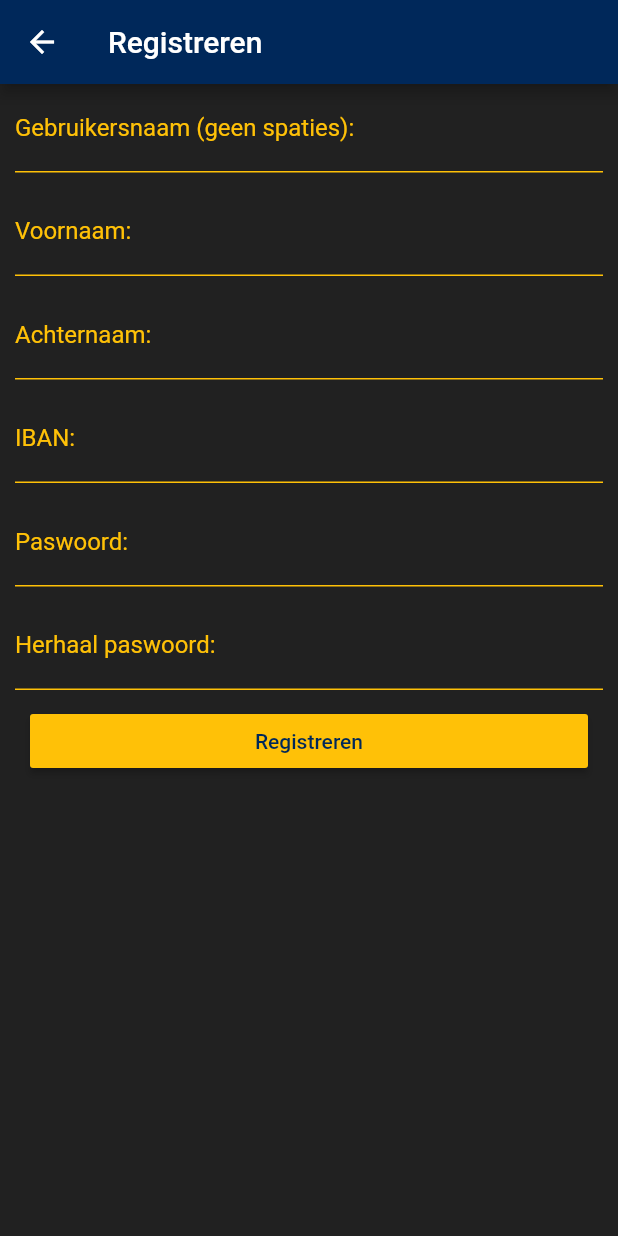
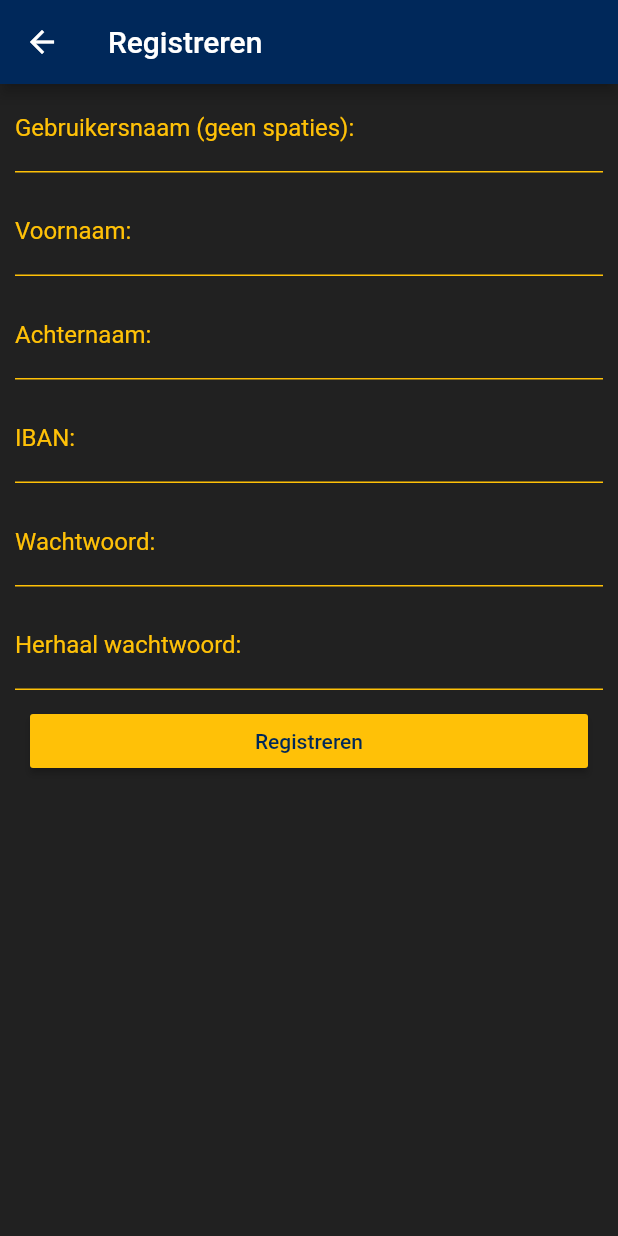
Before and after one commit to arnevandoorslaer/ucll-mobile-1920, a Flutter app: the LoginScreen screen opened by its route, after a tap on "Inloggen", after a tap on "Registreren", on a phone screen of 412 x 824 dp. Run offline on Flutter 3.47's test engine with Material 2 defaults, Android fonts, the phone set to English and light mode, and no system bars; our stand-ins replace flutter_datetime_picker, flutter_spinkit, google_maps_flutter; missing offline and left inert: geocoder, location_permissions, multiselect_formfield; network calls fail.

Commit message:
minor changes to registration & login

```diff
--- a/FirstFlutter/first_flutter/lib/classes/http_service.dart
+++ b/FirstFlutter/first_flutter/lib/classes/http_service.dart
@@ -98,8 +98,8 @@ class HttpService {
       throw "Can't get nickname of user with id $userId";
     }
   }
-  static Future<bool> register(String username, String firstname, String lastname,
-      String IBAN, String password) async {
+
+  static Future<bool> register(String username, String firstname, String lastname, String IBAN, String password) async {
     var hashed = sha512.convert(utf8.encode(password));
     var bodyy = "{\"username\" : \"$username\", \"firstname\" : \"$firstname\", "
         "\"lastname\" : \"$lastname\", \"iban\" : \"$IBAN\",  \"password\" : \"$hashed\" }";
@@ -111,10 +111,10 @@ class HttpService {
       throw Exception("Failed to register user");
     }
   }
+
   static Future<bool> login(String username, String password) async {
     var hashed = sha512.convert(utf8.encode(password));
     var bodyy = "{\"username\" : \"$username\", \"password\" : \"$hashed\"}";
-    print("$hashed");
     Response res = await post(
         "http://www.arnevandoorslaer.ga:8086/user/login", body: bodyy);
 
--- a/FirstFlutter/first_flutter/lib/classes/user.dart
+++ b/FirstFlutter/first_flutter/lib/classes/user.dart
@@ -12,6 +12,10 @@ class User{
         return this.id;
     }
 
+    String getUserName(){
+        return this.userName;
+    }
+
     factory User.fromJson(Map<String, dynamic> json) {
         return User(
             id: json['id'] as int,
--- a/FirstFlutter/first_flutter/lib/pages/home.dart
+++ b/FirstFlutter/first_flutter/lib/pages/home.dart
@@ -1,4 +1,3 @@
-
 import 'package:flutter/material.dart';
 import "../classes/user.dart";
 import "../classes/event.dart";
--- a/FirstFlutter/first_flutter/lib/pages/loginScreen.dart
+++ b/FirstFlutter/first_flutter/lib/pages/loginScreen.dart
@@ -8,10 +8,17 @@ class LoginScreen extends StatefulWidget {
 }
 
 class _LoginScreenState extends State<LoginScreen> {
+
+  @override
+  void initState() {
+    super.initState();
+  }
+
   final _formKey = GlobalKey<FormState>();
   final _scaffoldKey = GlobalKey<ScaffoldState>();
-  String username = "kk";
-  String password = "kk";
+
+  final usernameController = TextEditingController();
+  final passwordController = TextEditingController();
 
   @override
   Widget build(BuildContext context) {
@@ -21,16 +28,18 @@ class _LoginScreenState extends State<LoginScreen> {
         appBar: CustomAppBarWidget(text: "Login",),
         body:ListView(
           children: <Widget>[
+
             Form(
               key: _formKey,
               child: Column(
                 crossAxisAlignment: CrossAxisAlignment.stretch,
                 children: <Widget>[
-                  Padding(
+
+                  Padding( // USERNAME------------------------------------------
                     padding: const EdgeInsets.fromLTRB(10,0,10,10),
                     child: TextFormField(
-                      onChanged: (String value) {username = value;},
-                      maxLines: null,
+                      controller: usernameController,
+                      maxLines: 1,
                       style: TextStyle(
                         color: Colors.white,
                       ),
@@ -55,12 +64,12 @@ class _LoginScreenState extends State<LoginScreen> {
                     ),
                   ),
 
-                  Padding(
+                  Padding( // PASSWORD------------------------------------------
                     padding: const EdgeInsets.fromLTRB(10,0,10,10),
                     child: TextFormField(
-                      onChanged: (String value) {password = value;},
+                      controller: passwordController,
                       obscureText: true,
-                      maxLines: null,
+                      maxLines: 1,
                       style: TextStyle(
                         color: Colors.white,
                       ),
@@ -85,19 +94,20 @@ class _LoginScreenState extends State<LoginScreen> {
                     ),
                   ),
 
-                  Padding(
+                  Padding( // LOGIN BUTTON--------------------------------------
                     padding: const EdgeInsets.fromLTRB(20, 0, 20, 5),
                     child: RaisedButton(
                         onPressed: () {
                             if (_formKey.currentState.validate()) {
-                              HttpService.login(username, password).then((val){
-                                _scaffoldKey.currentState.
-                                showSnackBar(
-                                    SnackBar(content: Text('Ingelogd makker')));
-                              })
-                              .catchError((err){
-                                _scaffoldKey.currentState
-                                    .showSnackBar(SnackBar(content: Text('$err')));
+                              _formKey.currentState.save();
+
+                              _scaffoldKey.currentState.showSnackBar(SnackBar(content: Text('Bezig met inloggen...')));
+
+                              HttpService.login(usernameController.text, passwordController.text)
+                                  .then((bool result) =>
+
+                                  Navigator.pushNamed(context, '/'))
+                                  .catchError((err){_scaffoldKey.currentState.showSnackBar(SnackBar(content: Text('Fout bij inloggen')));
                               });
                             }
                         },
@@ -125,7 +135,7 @@ class _LoginScreenState extends State<LoginScreen> {
                     endIndent: 30,
                   ),
 
-                  Padding(
+                  Padding( // REGISTER BUTTON-----------------------------------
                     padding: const EdgeInsets.fromLTRB(20, 0, 20, 5),
                     child: RaisedButton(
                         onPressed: () {
--- a/FirstFlutter/first_flutter/lib/widgets/registerForm.dart
+++ b/FirstFlutter/first_flutter/lib/widgets/registerForm.dart
@@ -7,23 +7,47 @@ class RegisterForm extends StatefulWidget {
 }
 
 class _RegisterFormState extends State<RegisterForm> {
+  String password, password2;
+
+  @override
+  void initState() {
+    super.initState();
+  }
+
   final _formKey = GlobalKey<FormState>();
-  String username, firstname, lastname, IBAN, password, password2;
+
+  final usernameController = TextEditingController();
+  final firstNameController = TextEditingController();
+  final lastNameController = TextEditingController();
+  final ibanController = TextEditingController();
+  final passwordController = TextEditingController();
+
+  @override
+  void dispose() {
+    usernameController.dispose();
+    firstNameController.dispose();
+    lastNameController.dispose();
+    ibanController.dispose();
+    passwordController.dispose();
+    super.dispose();
+  }
 
   @override
   Widget build(BuildContext context) {
     return ListView(
       children: <Widget>[
+
         Form(
           key: _formKey,
           child: Column(
             crossAxisAlignment: CrossAxisAlignment.stretch,
             children: <Widget>[
-              Padding(
+
+              Padding( // USERNAME----------------------------------------------
                 padding: const EdgeInsets.fromLTRB(10,0,10,10),
                 child: TextFormField(
-                  onChanged: (String value) {username = value;},
-                  maxLines: null,
+                  controller: usernameController,
+                  maxLines: 1,
                   style: TextStyle(
                     color: Colors.white,
                   ),
@@ -32,7 +56,7 @@ class _RegisterFormState extends State<RegisterForm> {
                       return "Dit veld mag niet leeg zijn!";
                     }
                     if(value.contains(" ")){
-                      return "Geen spaties bitch!";
+                      return "Gebruikersnaam mag geen spaties bevatten!";
                     }
                     return null;
                   },
@@ -51,11 +75,11 @@ class _RegisterFormState extends State<RegisterForm> {
                 ),
               ),
 
-              Padding(
+              Padding( // FIRST NAME--------------------------------------------
                 padding: const EdgeInsets.fromLTRB(10,0,10,10),
                 child: TextFormField(
-                  onChanged: (String value) {firstname = value;},
-                  maxLines: null,
+                  controller: firstNameController,
+                  maxLines: 1,
                   style: TextStyle(
                     color: Colors.white,
                   ),
@@ -80,11 +104,11 @@ class _RegisterFormState extends State<RegisterForm> {
                 ),
               ),
 
-              Padding(
+              Padding( // LAST NAME---------------------------------------------
                 padding: const EdgeInsets.fromLTRB(10,0,10,10),
                 child: TextFormField(
-                  onChanged: (String value) {lastname = value;},
-                  maxLines: null,
+                  controller: lastNameController,
+                  maxLines: 1,
                   style: TextStyle(
                     color: Colors.white,
                   ),
@@ -109,11 +133,11 @@ class _RegisterFormState extends State<RegisterForm> {
                 ),
               ),
 
-              Padding(
+              Padding( // IBAN--------------------------------------------------
                 padding: const EdgeInsets.fromLTRB(10,0,10,10),
                 child: TextFormField(
-                  onChanged: (String value) {IBAN = value;},
-                  maxLines: null,
+                  controller: ibanController,
+                  maxLines: 1,
                   style: TextStyle(
                     color: Colors.white,
                   ),
@@ -138,12 +162,13 @@ class _RegisterFormState extends State<RegisterForm> {
                 ),
               ),
 
-              Padding(
+              Padding( // PASSWORD----------------------------------------------
                 padding: const EdgeInsets.fromLTRB(10,0,10,10),
                 child: TextFormField(
+                  controller: passwordController,
                   onChanged: (String value) {password = value;},
                   obscureText: true,
-                  maxLines: null,
+                  maxLines: 1,
                   style: TextStyle(
                     color: Colors.white,
                   ),
@@ -154,7 +179,7 @@ class _RegisterFormState extends State<RegisterForm> {
                     return null;
                   },
                   decoration: InputDecoration(
-                    labelText: 'Paswoord: ',
+                    labelText: 'Wachtwoord: ',
                     labelStyle: TextStyle(
                       color: Colors.amber,
                     ),
@@ -168,12 +193,12 @@ class _RegisterFormState extends State<RegisterForm> {
                 ),
               ),
 
-              Padding(
+              Padding( // PASSWORD REPEAT---------------------------------------
                 padding: const EdgeInsets.fromLTRB(10,0,10,10),
                 child: TextFormField(
                   onChanged: (String value) {password2 = value;},
                   obscureText: true,
-                  maxLines: null,
+                  maxLines: 1,
                   style: TextStyle(
                     color: Colors.white,
                   ),
@@ -182,12 +207,12 @@ class _RegisterFormState extends State<RegisterForm> {
                       return "Dit veld mag niet leeg zijn!";
                     }
                     if(value != password){
-                      return "Wachtwoorden komen niet overeen";
+                      return "Wachtwoorden komen niet overeen!";
                     }
                     return null;
                   },
                   decoration: InputDecoration(
-                    labelText: 'Herhaal paswoord: ',
+                    labelText: 'Herhaal wachtwoord: ',
                     labelStyle: TextStyle(
                       color: Colors.amber,
                     ),
@@ -201,13 +226,17 @@ class _RegisterFormState extends State<RegisterForm> {
                 ),
               ),
 
-              Padding(
+              Padding( // REGISTER BUTTON---------------------------------------
                 padding: const EdgeInsets.fromLTRB(20, 0, 20, 5),
                 child: RaisedButton(
                     onPressed: () {
                       if(_formKey.currentState.validate()){
-                        HttpService.register(username, firstname, lastname, IBAN, password)
-                            .then((val) {
+                        _formKey.currentState.save();
+
+                        Scaffold.of(context).showSnackBar(SnackBar(content: Text('Bezig met registreren...')));
+
+                        HttpService.register(usernameController.text, firstNameController.text, lastNameController.text, ibanController.text, passwordController.text)
+                            .then((bool value) {
                           Navigator.pop(context);
                         });
                       }
@@ -221,11 +250,11 @@ class _RegisterFormState extends State<RegisterForm> {
                 ),
               ),
 
-
             ],
           ),
         )
       ],
+
     );
   }
 }
```
